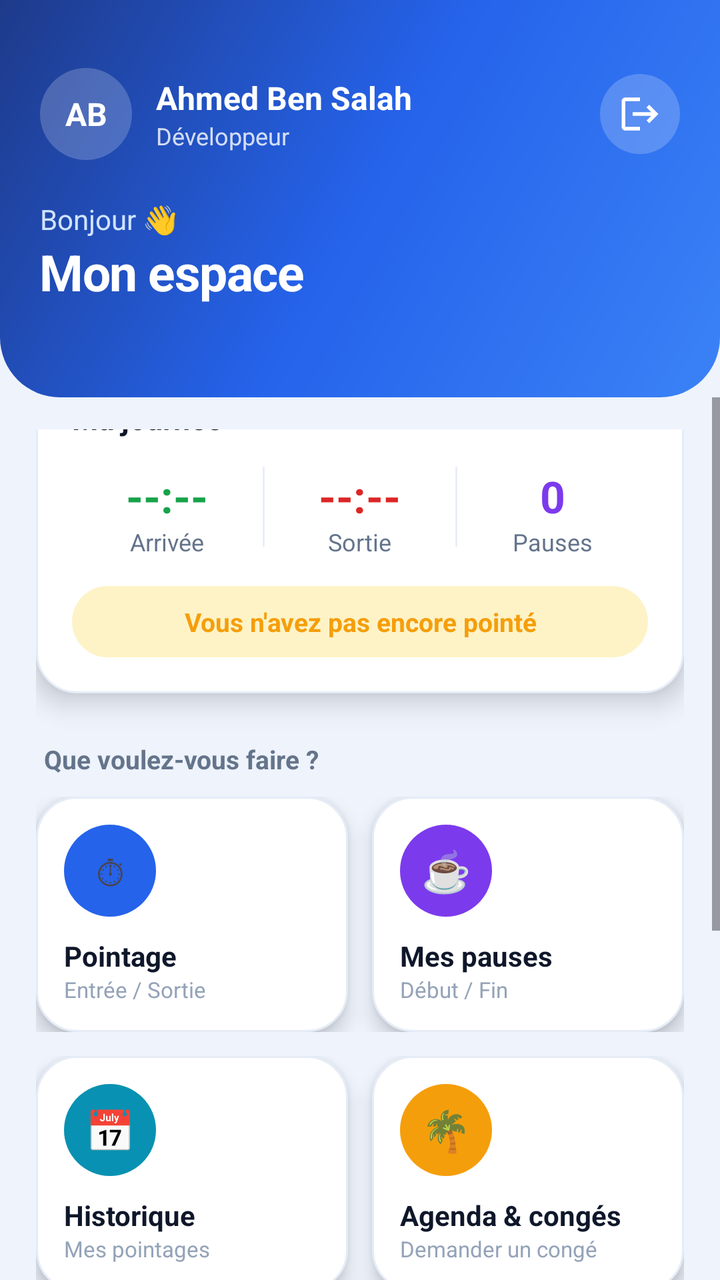
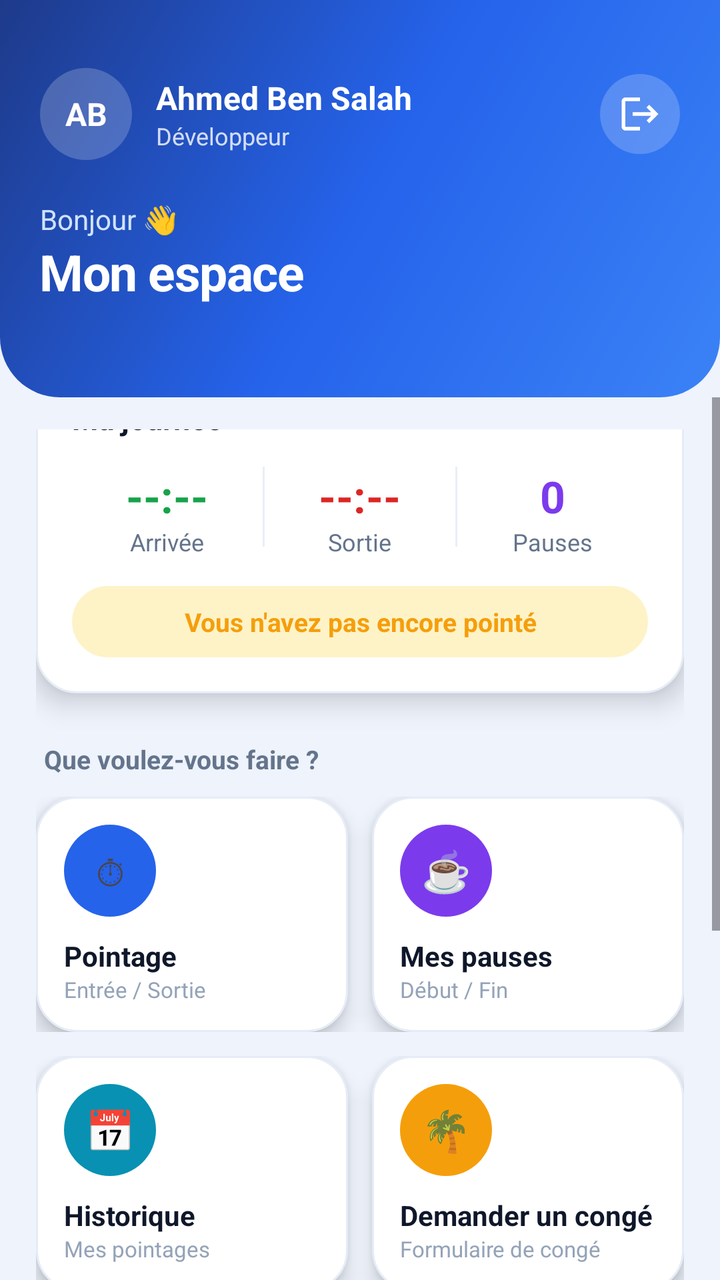

Compare the two renders of this Android layout. The source of the first and the diff that turns it into the second are given below.
<!-- AndroidManifest.xml: application theme Theme.GestionPointage -->
<!-- res/layout/activity_employee_dashboard.xml -->
<?xml version="1.0" encoding="utf-8"?>
<LinearLayout xmlns:android="http://schemas.android.com/apk/res/android"
    xmlns:app="http://schemas.android.com/apk/res-auto"
    android:layout_width="match_parent"
    android:layout_height="match_parent"
    android:background="@color/bg"
    android:orientation="vertical">

    
    <LinearLayout
        android:layout_width="match_parent"
        android:layout_height="wrap_content"
        android:background="@drawable/bg_gradient_header"
        android:orientation="vertical"
        android:paddingHorizontal="20dp"
        android:paddingTop="34dp"
        android:paddingBottom="46dp">

        <LinearLayout
            android:layout_width="match_parent"
            android:layout_height="wrap_content"
            android:gravity="center_vertical"
            android:orientation="horizontal">

            <TextView
                android:id="@+id/avatar"
                android:layout_width="46dp"
                android:layout_height="46dp"
                android:background="@drawable/circle_white_20"
                android:gravity="center"
                android:text="AB"
                android:textColor="@color/white"
                android:textSize="16sp"
                android:textStyle="bold" />

            <LinearLayout
                android:layout_width="0dp"
                android:layout_height="wrap_content"
                android:layout_marginStart="12dp"
                android:layout_weight="1"
                android:orientation="vertical">

                <TextView
                    android:id="@+id/userName"
                    android:layout_width="wrap_content"
                    android:layout_height="wrap_content"
                    android:text="Ahmed Ben Salah"
                    android:textColor="@color/white"
                    android:textSize="16sp"
                    android:textStyle="bold" />

                <TextView
                    android:id="@+id/userJob"
                    android:layout_width="wrap_content"
                    android:layout_height="wrap_content"
                    android:alpha="0.8"
                    android:text="Développeur"
                    android:textColor="@color/white"
                    android:textSize="12sp" />
            </LinearLayout>

            <ImageView
                android:id="@+id/btnLogout"
                android:layout_width="40dp"
                android:layout_height="40dp"
                android:background="@drawable/circle_white_20"
                android:contentDescription="@string/btn_logout"
                android:padding="9dp"
                android:src="@drawable/ic_logout" />
        </LinearLayout>

        <TextView
            android:layout_width="wrap_content"
            android:layout_height="wrap_content"
            android:layout_marginTop="20dp"
            android:text="Bonjour 👋"
            android:textColor="#CFE3FF"
            android:textSize="14sp" />

        <TextView
            android:id="@+id/dashboardTitle"
            android:layout_width="wrap_content"
            android:layout_height="wrap_content"
            android:letterSpacing="-0.02"
            android:text="Mon espace"
            android:textColor="@color/white"
            android:textSize="25sp"
            android:textStyle="bold" />
    </LinearLayout>

    
    <ScrollView
        android:layout_width="match_parent"
        android:layout_height="0dp"
        android:layout_weight="1"
        android:fillViewport="true">

        <LinearLayout
            android:layout_width="match_parent"
            android:layout_height="wrap_content"
            android:orientation="vertical"
            android:paddingHorizontal="18dp"
            android:paddingTop="16dp"
            android:paddingBottom="28dp">

            
            <LinearLayout
                android:layout_width="match_parent"
                android:layout_height="wrap_content"
                android:layout_marginTop="-34dp"
                android:background="@drawable/bg_card"
                android:elevation="8dp"
                android:orientation="vertical"
                android:padding="18dp">

                <LinearLayout
                    android:layout_width="match_parent"
                    android:layout_height="wrap_content"
                    android:gravity="center_vertical"
                    android:orientation="horizontal">

                    <TextView
                        android:layout_width="0dp"
                        android:layout_height="wrap_content"
                        android:layout_weight="1"
                        android:text="Ma journée"
                        android:textColor="@color/text_dark"
                        android:textSize="15sp"
                        android:textStyle="bold" />

                    <TextView
                        android:id="@+id/todayDate"
                        android:layout_width="wrap_content"
                        android:layout_height="wrap_content"
                        android:text="—"
                        android:textColor="@color/text_light"
                        android:textSize="12sp" />
                </LinearLayout>

                <LinearLayout
                    android:layout_width="match_parent"
                    android:layout_height="wrap_content"
                    android:layout_marginTop="14dp"
                    android:orientation="horizontal">

                    <LinearLayout
                        android:layout_width="0dp"
                        android:layout_height="wrap_content"
                        android:layout_weight="1"
                        android:gravity="center"
                        android:orientation="vertical">

                        <TextView
                            android:id="@+id/todayArrival"
                            android:layout_width="wrap_content"
                            android:layout_height="wrap_content"
                            android:text="--:--"
                            android:textColor="@color/success"
                            android:textSize="22sp"
                            android:textStyle="bold" />

                        <TextView
                            android:layout_width="wrap_content"
                            android:layout_height="wrap_content"
                            android:text="Arrivée"
                            android:textColor="@color/text_medium"
                            android:textSize="12sp" />
                    </LinearLayout>

                    <View
                        android:layout_width="1dp"
                        android:layout_height="40dp"
                        android:background="@color/divider" />

                    <LinearLayout
                        android:layout_width="0dp"
                        android:layout_height="wrap_content"
                        android:layout_weight="1"
                        android:gravity="center"
                        android:orientation="vertical">

                        <TextView
                            android:id="@+id/todayExit"
                            android:layout_width="wrap_content"
                            android:layout_height="wrap_content"
                            android:text="--:--"
                            android:textColor="@color/danger"
                            android:textSize="22sp"
                            android:textStyle="bold" />

                        <TextView
                            android:layout_width="wrap_content"
                            android:layout_height="wrap_content"
                            android:text="Sortie"
                            android:textColor="@color/text_medium"
                            android:textSize="12sp" />
                    </LinearLayout>

                    <View
                        android:layout_width="1dp"
                        android:layout_height="40dp"
                        android:background="@color/divider" />

                    <LinearLayout
                        android:layout_width="0dp"
                        android:layout_height="wrap_content"
                        android:layout_weight="1"
                        android:gravity="center"
                        android:orientation="vertical">

                        <TextView
                            android:id="@+id/todayBreaks"
                            android:layout_width="wrap_content"
                            android:layout_height="wrap_content"
                            android:text="0"
                            android:textColor="@color/purple"
                            android:textSize="22sp"
                            android:textStyle="bold" />

                        <TextView
                            android:layout_width="wrap_content"
                            android:layout_height="wrap_content"
                            android:text="Pauses"
                            android:textColor="@color/text_medium"
                            android:textSize="12sp" />
                    </LinearLayout>
                </LinearLayout>

                <TextView
                    android:id="@+id/statusLabel"
                    android:layout_width="match_parent"
                    android:layout_height="wrap_content"
                    android:layout_marginTop="14dp"
                    android:background="@drawable/chip_pending"
                    android:gravity="center"
                    android:padding="9dp"
                    android:text="Vous n'avez pas encore pointé"
                    android:textColor="@color/warning"
                    android:textSize="13sp"
                    android:textStyle="bold" />
            </LinearLayout>

            
            <TextView
                android:layout_width="wrap_content"
                android:layout_height="wrap_content"
                android:layout_marginTop="24dp"
                android:layout_marginStart="4dp"
                android:text="Que voulez-vous faire ?"
                android:textColor="@color/text_medium"
                android:textSize="13sp"
                android:textStyle="bold" />

            <LinearLayout
                android:layout_width="match_parent"
                android:layout_height="wrap_content"
                android:layout_marginTop="10dp"
                android:orientation="horizontal">

                <LinearLayout
                    android:id="@+id/menuPointage"
                    style="@style/MenuCard"
                    android:layout_marginEnd="6dp">

                    <TextView
                        android:layout_width="46dp"
                        android:layout_height="46dp"
                        android:background="@drawable/circle_primary"
                        android:contentDescription="@string/menu_pointage"
                        android:gravity="center"
                        android:text="⏱"
                        android:textSize="20sp" />

                    <TextView
                        android:layout_width="wrap_content"
                        android:layout_height="wrap_content"
                        android:layout_marginTop="10dp"
                        android:text="@string/menu_pointage"
                        android:textColor="@color/text_dark"
                        android:textSize="14sp"
                        android:textStyle="bold" />

                    <TextView
                        android:layout_width="wrap_content"
                        android:layout_height="wrap_content"
                        android:text="Entrée / Sortie"
                        android:textColor="@color/text_light"
                        android:textSize="11sp" />
                </LinearLayout>

                <LinearLayout
                    android:id="@+id/menuBreaks"
                    style="@style/MenuCard"
                    android:layout_marginStart="6dp">

                    <TextView
                        android:layout_width="46dp"
                        android:layout_height="46dp"
                        android:background="@drawable/circle_purple"
                        android:contentDescription="@string/menu_pauses"
                        android:gravity="center"
                        android:text="☕"
                        android:textSize="20sp" />

                    <TextView
                        android:layout_width="wrap_content"
                        android:layout_height="wrap_content"
                        android:layout_marginTop="10dp"
                        android:text="@string/menu_pauses"
                        android:textColor="@color/text_dark"
                        android:textSize="14sp"
                        android:textStyle="bold" />

                    <TextView
                        android:layout_width="wrap_content"
                        android:layout_height="wrap_content"
                        android:text="Début / Fin"
                        android:textColor="@color/text_light"
                        android:textSize="11sp" />
                </LinearLayout>
            </LinearLayout>

            <LinearLayout
                android:layout_width="match_parent"
                android:layout_height="wrap_content"
                android:layout_marginTop="12dp"
                android:orientation="horizontal">

                <LinearLayout
                    android:id="@+id/menuHistory"
                    style="@style/MenuCard"
                    android:layout_marginEnd="6dp">

                    <TextView
                        android:layout_width="46dp"
                        android:layout_height="46dp"
                        android:background="@drawable/circle_cyan"
                        android:contentDescription="@string/menu_historique"
                        android:gravity="center"
                        android:text="📅"
                        android:textSize="20sp" />

                    <TextView
                        android:layout_width="wrap_content"
                        android:layout_height="wrap_content"
                        android:layout_marginTop="10dp"
                        android:text="@string/menu_historique"
                        android:textColor="@color/text_dark"
                        android:textSize="14sp"
                        android:textStyle="bold" />

                    <TextView
                        android:layout_width="wrap_content"
                        android:layout_height="wrap_content"
                        android:text="Mes pointages"
                        android:textColor="@color/text_light"
                        android:textSize="11sp" />
                </LinearLayout>

                <LinearLayout
                    android:id="@+id/menuAgenda"
                    style="@style/MenuCard"
                    android:layout_marginStart="6dp">

                    <TextView
                        android:layout_width="46dp"
                        android:layout_height="46dp"
                        android:background="@drawable/circle_warning"
                        android:contentDescription="@string/menu_agenda"
                        android:gravity="center"
                        android:text="🌴"
                        android:textSize="20sp" />

                    <TextView
                        android:layout_width="wrap_content"
                        android:layout_height="wrap_content"
                        android:layout_marginTop="10dp"
                        android:text="@string/menu_agenda"
                        android:textColor="@color/text_dark"
                        android:textSize="14sp"
                        android:textStyle="bold" />

                    <TextView
                        android:layout_width="wrap_content"
                        android:layout_height="wrap_content"
                        android:text="Demander un congé"
                        android:textColor="@color/text_light"
                        android:textSize="11sp" />
                </LinearLayout>
            </LinearLayout>

            <LinearLayout
                android:layout_width="match_parent"
                android:layout_height="wrap_content"
                android:layout_marginTop="12dp"
                android:orientation="horizontal">

                <LinearLayout
                    android:id="@+id/menuMyLeaves"
                    style="@style/MenuCard"
                    android:layout_marginEnd="6dp">

                    <TextView
                        android:layout_width="46dp"
                        android:layout_height="46dp"
                        android:background="@drawable/circle_success"
                        android:contentDescription="@string/menu_mes_demandes"
                        android:gravity="center"
                        android:text="✅"
                        android:textSize="20sp" />

                    <TextView
                        android:layout_width="wrap_content"
                        android:layout_height="wrap_content"
                        android:layout_marginTop="10dp"
                        android:text="@string/menu_mes_demandes"
                        android:textColor="@color/text_dark"
                        android:textSize="14sp"
                        android:textStyle="bold" />

                    <TextView
                        android:id="@+id/myLeavesSubtitle"
                        android:layout_width="wrap_content"
                        android:layout_height="wrap_content"
                        android:text="Suivi des statuts"
                        android:textColor="@color/text_light"
                        android:textSize="11sp" />
                </LinearLayout>

                <LinearLayout
                    android:id="@+id/menuAddLeave"
                    style="@style/MenuCard"
                    android:layout_marginStart="6dp">

                    <TextView
                        android:layout_width="46dp"
                        android:layout_height="46dp"
                        android:background="@drawable/circle_danger"
                        android:contentDescription="@string/leave_title"
                        android:gravity="center"
                        android:text="📝"
                        android:textSize="20sp" />

                    <TextView
                        android:layout_width="wrap_content"
                        android:layout_height="wrap_content"
                        android:layout_marginTop="10dp"
                        android:text="Nouvelle demande"
                        android:textColor="@color/text_dark"
                        android:textSize="14sp"
                        android:textStyle="bold" />

                    <TextView
                        android:layout_width="wrap_content"
                        android:layout_height="wrap_content"
                        android:text="Formulaire de congé"
                        android:textColor="@color/text_light"
                        android:textSize="11sp" />
                </LinearLayout>
            </LinearLayout>

            
            <TextView
                android:layout_width="wrap_content"
                android:layout_height="wrap_content"
                android:layout_marginTop="24dp"
                android:layout_marginStart="4dp"
                android:text="Dernière activité"
                android:textColor="@color/text_medium"
                android:textSize="13sp"
                android:textStyle="bold" />

            <LinearLayout
                android:id="@+id/lastActivityCard"
                android:layout_width="match_parent"
                android:layout_height="wrap_content"
                android:layout_marginTop="10dp"
                android:background="@drawable/bg_card"
                android:elevation="6dp"
                android:orientation="horizontal"
                android:padding="16dp">

                <TextView
                    android:id="@+id/lastActivityIcon"
                    android:layout_width="42dp"
                    android:layout_height="42dp"
                    android:background="@drawable/circle_blue"
                    android:gravity="center"
                    android:text="🕒"
                    android:textSize="18sp" />

                <LinearLayout
                    android:layout_width="0dp"
                    android:layout_height="wrap_content"
                    android:layout_marginStart="12dp"
                    android:layout_weight="1"
                    android:orientation="vertical">

                    <TextView
                        android:id="@+id/lastActivityTitle"
                        android:layout_width="wrap_content"
                        android:layout_height="wrap_content"
                        android:text="Aucune activité"
                        android:textColor="@color/text_dark"
                        android:textSize="14sp"
                        android:textStyle="bold" />

                    <TextView
                        android:id="@+id/lastActivitySub"
                        android:layout_width="wrap_content"
                        android:layout_height="wrap_content"
                        android:layout_marginTop="2dp"
                        android:text="Votre journée n'a pas encore commencé"
                        android:textColor="@color/text_medium"
                        android:textSize="12sp" />
                </LinearLayout>
            </LinearLayout>

        </LinearLayout>
    </ScrollView>
</LinearLayout>
<!-- resources referenced by this layout -->
<resources>
  <color name="bg">#EEF3FC</color>
  <color name="danger">#DC2626</color>
  <color name="divider">#E9EEF7</color>
  <color name="purple">#7C3AED</color>
  <color name="success">#16A34A</color>
  <color name="text_dark">#0F172A</color>
  <color name="text_light">#94A3B8</color>
  <color name="text_medium">#64748B</color>
  <color name="warning">#F59E0B</color>
  <color name="white">#FFFFFF</color>
  <!-- drawable chip_pending (drawable) -->
  <?xml version="1.0" encoding="utf-8"?>
  <shape xmlns:android="http://schemas.android.com/apk/res/android" android:shape="rectangle">
      <solid android:color="@color/warning_bg" />
      <corners android:radius="30dp" />
  </shape>
  <!-- drawable circle_blue (drawable) -->
  <?xml version="1.0" encoding="utf-8"?>
  <shape xmlns:android="http://schemas.android.com/apk/res/android" android:shape="oval">
      <solid android:color="#E3ECFE" />
  </shape>
  <!-- drawable circle_cyan (drawable) -->
  <?xml version="1.0" encoding="utf-8"?>
  <shape xmlns:android="http://schemas.android.com/apk/res/android" android:shape="oval">
      <solid android:color="@color/cyan" />
  </shape>
  <!-- drawable circle_danger (drawable) -->
  <?xml version="1.0" encoding="utf-8"?>
  <shape xmlns:android="http://schemas.android.com/apk/res/android" android:shape="oval">
      <solid android:color="@color/danger" />
  </shape>
  <!-- drawable circle_primary (drawable) -->
  <?xml version="1.0" encoding="utf-8"?>
  <shape xmlns:android="http://schemas.android.com/apk/res/android" android:shape="oval">
      <solid android:color="@color/primary" />
  </shape>
  <!-- drawable circle_purple (drawable) -->
  <?xml version="1.0" encoding="utf-8"?>
  <shape xmlns:android="http://schemas.android.com/apk/res/android" android:shape="oval">
      <solid android:color="@color/purple" />
  </shape>
  <!-- drawable circle_success (drawable) -->
  <?xml version="1.0" encoding="utf-8"?>
  <shape xmlns:android="http://schemas.android.com/apk/res/android" android:shape="oval">
      <solid android:color="@color/success" />
  </shape>
  <!-- drawable circle_warning (drawable) -->
  <?xml version="1.0" encoding="utf-8"?>
  <shape xmlns:android="http://schemas.android.com/apk/res/android" android:shape="oval">
      <solid android:color="@color/warning" />
  </shape>
  <!-- drawable circle_white_20 (drawable) -->
  <?xml version="1.0" encoding="utf-8"?>
  <shape xmlns:android="http://schemas.android.com/apk/res/android" android:shape="oval">
      <solid android:color="#33FFFFFF" />
  </shape>
  <string name="btn_logout">Déconnexion</string>
  <string name="leave_title">Demande de congé</string>
  <string name="menu_agenda">Agenda &amp; congés</string>
  <string name="menu_historique">Historique</string>
  <string name="menu_mes_demandes">Mes demandes</string>
  <string name="menu_pauses">Mes pauses</string>
  <string name="menu_pointage">Pointage</string>
  <style name="Theme.GestionPointage" parent="Base.Theme.GestionPointage" />
  <color name="card">#FFFFFF</color>
  <color name="card_stroke">#E6ECF7</color>
  <color name="warning_bg">#FEF3C7</color>
  <color name="cyan">#0891B2</color>
  <color name="primary">#2563EB</color>
  <color name="primary_light">#3B82F6</color>
  <color name="accent">#38BDF8</color>
  <color name="primary_dark">#1E3A8A</color>
  <style name="AppAlertDialog" parent="ThemeOverlay.Material3.MaterialAlertDialog">
          <item name="shapeAppearanceCornerLarge">@style/DialogCorner</item>
          <item name="buttonBarPositiveButtonStyle">@style/DialogButton</item>
          <item name="buttonBarNegativeButtonStyle">@style/DialogButton</item>
      </style>
  <style name="DialogCorner" parent="ShapeAppearance.Material3.Corner.Large">
          <item name="cornerSize">22dp</item>
      </style>
  <style name="DialogButton" parent="Widget.Material3.Button.TextButton.Dialog">
          <item name="android:textColor">@color/primary</item>
          <item name="android:textSize">14sp</item>
          <item name="android:textStyle">bold</item>
      </style>
  <!-- unchanged entries left out for length: 5 -->
</resources>

<!-- the commit's change to res/layout/activity_employee_dashboard.xml (unified diff, before → after) -->
@@ -251,6 +251,7 @@
                 android:textSize="13sp"
                 android:textStyle="bold" />
 
+            
             <LinearLayout
                 android:layout_width="match_parent"
                 android:layout_height="wrap_content"
@@ -320,6 +321,7 @@
                 </LinearLayout>
             </LinearLayout>
 
+            
             <LinearLayout
                 android:layout_width="match_parent"
                 android:layout_height="wrap_content"
@@ -358,7 +360,7 @@
                 </LinearLayout>
 
                 <LinearLayout
-                    android:id="@+id/menuAgenda"
+                    android:id="@+id/menuAddLeave"
                     style="@style/MenuCard"
                     android:layout_marginStart="6dp">
 
@@ -366,7 +368,7 @@
                         android:layout_width="46dp"
                         android:layout_height="46dp"
                         android:background="@drawable/circle_warning"
-                        android:contentDescription="@string/menu_agenda"
+                        android:contentDescription="@string/leave_title"
                         android:gravity="center"
                         android:text="🌴"
                         android:textSize="20sp" />
@@ -375,20 +377,21 @@
                         android:layout_width="wrap_content"
                         android:layout_height="wrap_content"
                         android:layout_marginTop="10dp"
-                        android:text="@string/menu_agenda"
-                        android:textColor="@color/text_dark"
-                        android:textSize="14sp"
-                        android:textStyle="bold" />
-
-                    <TextView
-                        android:layout_width="wrap_content"
-                        android:layout_height="wrap_content"
                         android:text="Demander un congé"
+                        android:textColor="@color/text_dark"
+                        android:textSize="14sp"
+                        android:textStyle="bold" />
+
+                    <TextView
+                        android:layout_width="wrap_content"
+                        android:layout_height="wrap_content"
+                        android:text="Formulaire de congé"
                         android:textColor="@color/text_light"
                         android:textSize="11sp" />
                 </LinearLayout>
             </LinearLayout>
 
+            
             <LinearLayout
                 android:layout_width="match_parent"
                 android:layout_height="wrap_content"
@@ -398,7 +401,8 @@
                 <LinearLayout
                     android:id="@+id/menuMyLeaves"
                     style="@style/MenuCard"
-                    android:layout_marginEnd="6dp">
+                    android:layout_width="match_parent"
+                    android:layout_weight="1">
 
                     <TextView
                         android:layout_width="46dp"
@@ -413,7 +417,7 @@
                         android:layout_width="wrap_content"
                         android:layout_height="wrap_content"
                         android:layout_marginTop="10dp"
-                        android:text="@string/menu_mes_demandes"
+                        android:text="Mes demandes &amp; Suivi"
                         android:textColor="@color/text_dark"
                         android:textSize="14sp"
                         android:textStyle="bold" />
@@ -422,38 +426,7 @@
                         android:id="@+id/myLeavesSubtitle"
                         android:layout_width="wrap_content"
                         android:layout_height="wrap_content"
-                        android:text="Suivi des statuts"
-                        android:textColor="@color/text_light"
-                        android:textSize="11sp" />
-                </LinearLayout>
-
-                <LinearLayout
-                    android:id="@+id/menuAddLeave"
-                    style="@style/MenuCard"
-                    android:layout_marginStart="6dp">
-
-                    <TextView
-                        android:layout_width="46dp"
-                        android:layout_height="46dp"
-                        android:background="@drawable/circle_danger"
-                        android:contentDescription="@string/leave_title"
-                        android:gravity="center"
-                        android:text="📝"
-                        android:textSize="20sp" />
-
-                    <TextView
-                        android:layout_width="wrap_content"
-                        android:layout_height="wrap_content"
-                        android:layout_marginTop="10dp"
-                        android:text="Nouvelle demande"
-                        android:textColor="@color/text_dark"
-                        android:textSize="14sp"
-                        android:textStyle="bold" />
-
-                    <TextView
-                        android:layout_width="wrap_content"
-                        android:layout_height="wrap_content"
-                        android:text="Formulaire de congé"
+                        android:text="Voir si l'admin a accepté ou refusé"
                         android:textColor="@color/text_light"
                         android:textSize="11sp" />
                 </LinearLayout>
<!-- resource entries referenced after the edit -->
@@ -26,11 +26,6 @@
   <shape xmlns:android="http://schemas.android.com/apk/res/android" android:shape="oval">
       <solid android:color="@color/cyan" />
   </shape>
-  <!-- drawable circle_danger (drawable) -->
-  <?xml version="1.0" encoding="utf-8"?>
-  <shape xmlns:android="http://schemas.android.com/apk/res/android" android:shape="oval">
-      <solid android:color="@color/danger" />
-  </shape>
   <!-- drawable circle_primary (drawable) -->
   <?xml version="1.0" encoding="utf-8"?>
   <shape xmlns:android="http://schemas.android.com/apk/res/android" android:shape="oval">
@@ -58,7 +53,6 @@
   </shape>
   <string name="btn_logout">Déconnexion</string>
   <string name="leave_title">Demande de congé</string>
-  <string name="menu_agenda">Agenda &amp; congés</string>
   <string name="menu_historique">Historique</string>
   <string name="menu_mes_demandes">Mes demandes</string>
   <string name="menu_pauses">Mes pauses</string>
